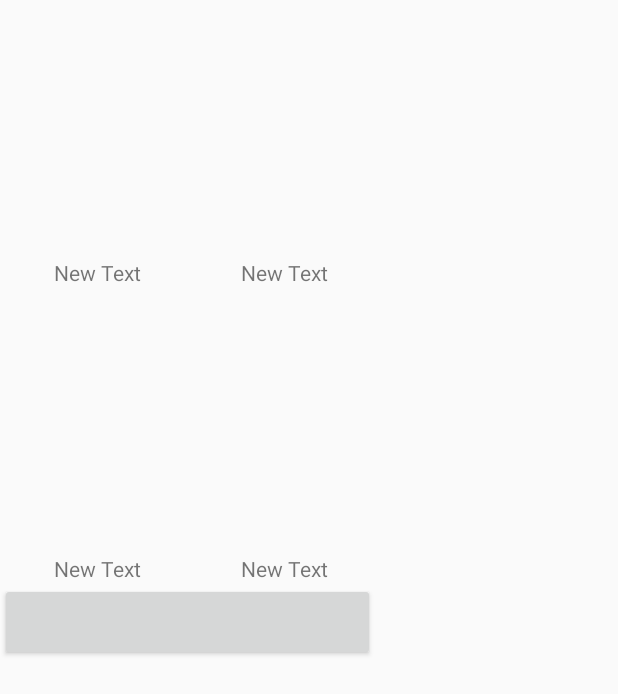
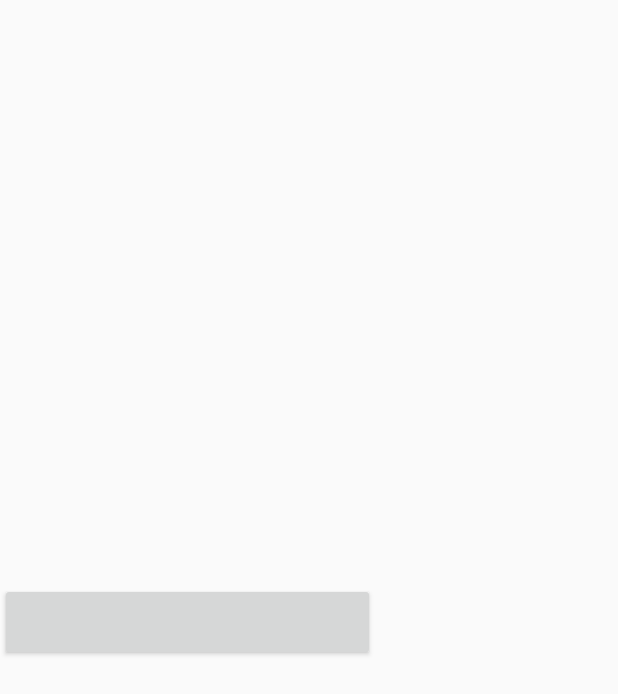
Before and after one commit to springcle/DroneHere4, an Android app: the layout location_dialog.xml on its own in the app's theme, with its tools: preview values and no code run, on a phone screen of 412 x 824 dp. Shown: the top 694 px of the screen. Run offline under Robolectric (Android 15) with nearby library versions, the phone set to English and light mode, and no system bars.

Commit message:
4대비행공식 CustomDialog에 TextView 4개 삭제(주석처리)

```diff
--- a/app/src/main/java/com/example/ksj_notebook/dronehere/Here/TabHere.java
+++ b/app/src/main/java/com/example/ksj_notebook/dronehere/Here/TabHere.java
@@ -445,7 +445,7 @@ public class TabHere extends Fragment implements GoogleApiClient.OnConnectionFai
                 @Override
                 public void onClick(View v) {
                     startActivity(new Intent(getActivity().getApplicationContext(), StartActivity.class));
-                    dismiss();
+                    CustomDialog.super.dismiss();
                     getActivity().finish();
                 }
             });
@@ -453,12 +453,12 @@ public class TabHere extends Fragment implements GoogleApiClient.OnConnectionFai
             if (bool[0] == 1) i1.setImageResource(R.drawable.i_pos1);
             else i1.setImageResource(R.drawable.i_imp1);
             if (PropertyManager.getInstance().getId() != "") {
-                t1.setText("공역표시");
+               /* t1.setText("공역표시");
                 t2.setText(sunrise + " ~\n" + sunset);
                 if(wind != null && dr_resistance != null) {
                     t3.setText("현재풍속 : " + wind + " \n주력드론 : " + dr_resistance);
                 }
-                t4.setText("현재 자기장 : " + kk + " \n자기장 제한 : 5미만");
+                t4.setText("현재 자기장 : " + kk + " \n자기장 제한 : 5미만");*/
                 btn.setEnabled(false);
                 btn.setClickable(false);
                 if (bool[1] == 1) i2.setImageResource(R.drawable.i_pos2);
--- a/app/src/main/java/com/example/ksj_notebook/dronehere/data/Magnetic.java
+++ b/app/src/main/java/com/example/ksj_notebook/dronehere/data/Magnetic.java
@@ -1,10 +1,14 @@
 package com.example.ksj_notebook.dronehere.data;
+
+import com.google.gson.annotations.SerializedName;
 
 /**
  * Created by ksj_notebook on 2016-05-31.
  */
 public class Magnetic {
+    @SerializedName("currentK")
     int currentK;
+
 
     public int getCurrentK() {
         return currentK;
--- a/app/src/main/java/com/example/ksj_notebook/dronehere/data/MagneticResult.java
+++ b/app/src/main/java/com/example/ksj_notebook/dronehere/data/MagneticResult.java
@@ -1,9 +1,12 @@
 package com.example.ksj_notebook.dronehere.data;
+
+import com.google.gson.annotations.SerializedName;
 
 /**
  * Created by ksj_notebook on 2016-05-31.
  */
 public class MagneticResult {
+    @SerializedName("kindex")
     Magnetic kindex;
 
     public Magnetic getKindex() {
--- a/app/src/main/res/layout/location_dialog.xml
+++ b/app/src/main/res/layout/location_dialog.xml
@@ -18,7 +18,6 @@
     <TextView
         android:layout_width="wrap_content"
         android:layout_height="wrap_content"
-        android:text="New Text"
         android:id="@+id/text_area"
         android:layout_row="1"
         android:layout_column="0"
@@ -35,7 +34,7 @@
     <TextView
         android:layout_width="wrap_content"
         android:layout_height="wrap_content"
-        android:text="New Text"
+
         android:id="@+id/text_time"
         android:layout_row="1"
         android:layout_column="1"
@@ -53,7 +52,7 @@
     <TextView
         android:layout_width="wrap_content"
         android:layout_height="wrap_content"
-        android:text="New Text"
+
         android:id="@+id/text_wind"
         android:layout_row="3"
         android:layout_column="0"
@@ -70,7 +69,7 @@
     <TextView
         android:layout_width="wrap_content"
         android:layout_height="wrap_content"
-        android:text="New Text"
+
         android:id="@+id/text_magnetic"
         android:layout_row="3"
         android:layout_column="1"
@@ -82,5 +81,6 @@
         android:id="@+id/dial_btn"
         android:layout_columnSpan="2"
         android:layout_row="4"
-        android:layout_column="0" />
+        android:layout_column="0"
+        android:onClick="onClick"/>
 </GridLayout>
```
